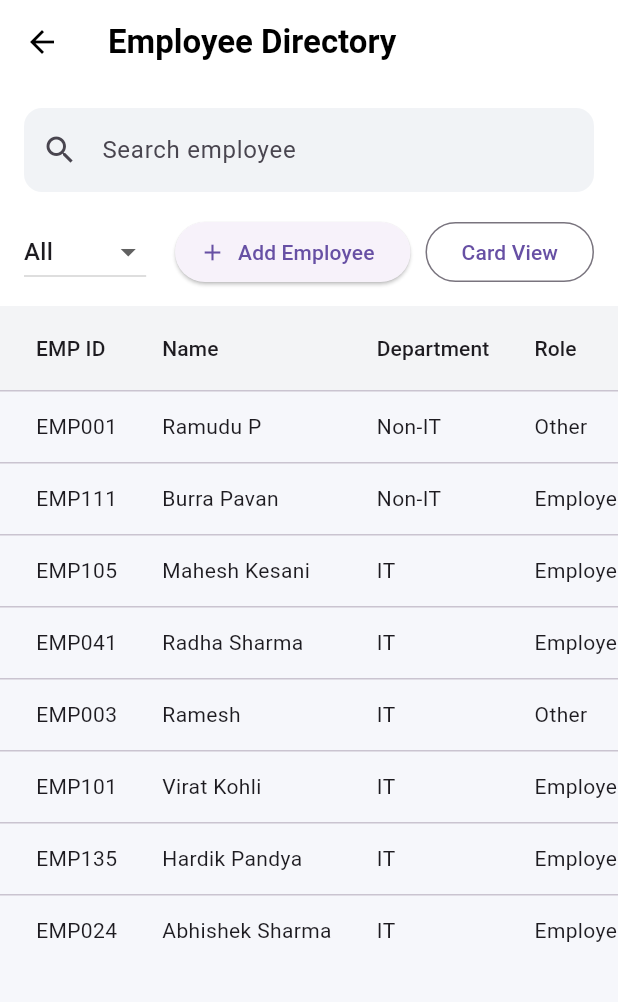
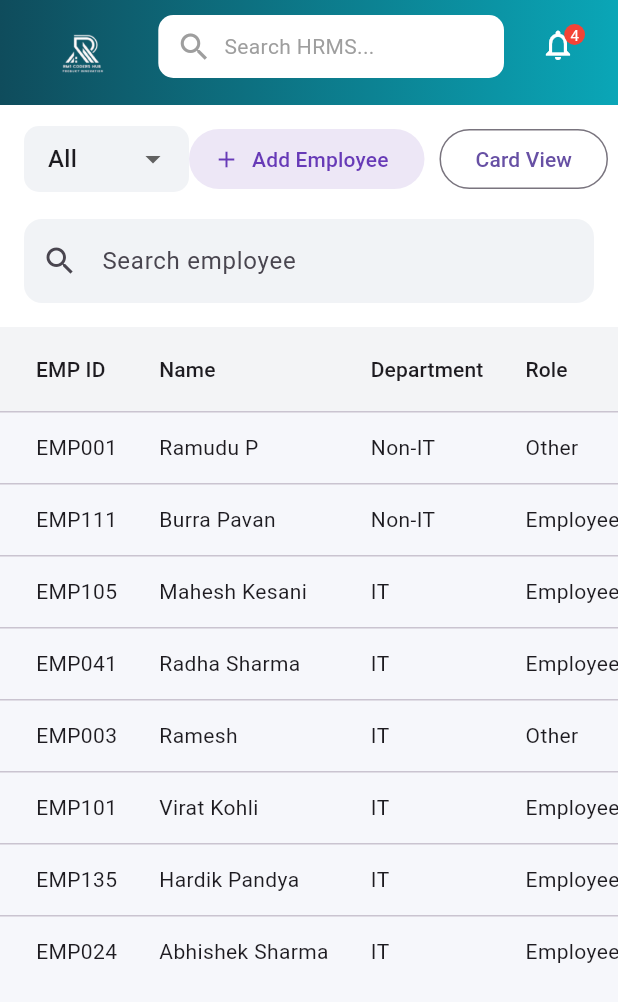
Before and after one commit to PROJECTSRM1/hrms_mobile_application, a Flutter app: the EmployeesScreen screen opened directly, after a tap on "Grid View", on a phone screen of 412 x 824 dp. Shown: the top 1002 px of the screen. Run offline on Flutter 3.47's test engine with Material 3 defaults, Android fonts, the phone set to English and light mode, and no system bars; our stand-ins replace shared_preferences; accounts and stored records are empty.

Commit message:
employees screen

```diff
--- a/lib/features/employees/employees_screen.dart
+++ b/lib/features/employees/employees_screen.dart
@@ -1,4 +1,5 @@
 import 'package:flutter/material.dart';
+import '../../common/widgets/hrms_app_bar.dart';
 
 class EmployeesScreen extends StatefulWidget {
   const EmployeesScreen({super.key});
@@ -11,7 +12,7 @@ class _EmployeesScreenState extends State<EmployeesScreen> {
   final TextEditingController _searchController = TextEditingController();
 
   String selectedFilter = "All";
-  bool isGridView = false; // toggle
+  bool isGridView = false;
 
   /// ================= STATIC DATA =================
   final List<Employee> employees = [
@@ -46,24 +47,82 @@ class _EmployeesScreenState extends State<EmployeesScreen> {
   Widget build(BuildContext context) {
     return Scaffold(
       backgroundColor: const Color(0xFFF6F7FB),
+      appBar: const HrmsAppBar(),
 
-      appBar: AppBar(
-        backgroundColor: Colors.white,
-        foregroundColor: Colors.black,
-        elevation: 0,
-        title: const Text(
-          "Employee Directory",
-          style: TextStyle(fontWeight: FontWeight.bold),
+      body: Column(
+        children: [
+          _buildControlsRow(),
+          _buildSearchBar(),
+
+          Expanded(
+            child: isGridView ? _buildTableView() : _buildListView(),
+          ),
+        ],
+      ),
+    );
+  }
+
+  /// =====================================================
+  /// CONTROLS ROW (FIXED DROPDOWN HERE)
+  /// =====================================================
+  Widget _buildControlsRow() {
+    return Container(
+      color: Colors.white,
+      padding: const EdgeInsets.fromLTRB(16, 12, 16, 8),
+      child: Row(
+        children: [
+
+          /// ✅ FIXED DROPDOWN (FormField version)
+          SizedBox(
+            width: 110,
+            child: DropdownButtonFormField<String>(
+              value: selectedFilter,
+              decoration: InputDecoration(
+                isDense: true,
+                contentPadding:
+                    const EdgeInsets.symmetric(horizontal: 12, vertical: 10),
+                filled: true,
+                fillColor: const Color(0xFFF1F3F6),
+                border: OutlineInputBorder(
+                  borderRadius: BorderRadius.circular(10),
+                  borderSide: BorderSide.none,
+                ),
+              ),
+              items: const [
+                DropdownMenuItem(value: "All", child: Text("All")),
+                DropdownMenuItem(value: "Active", child: Text("Active")),
+                DropdownMenuItem(value: "Inactive", child: Text("Inactive")),
+              ],
+              onChanged: (v) => setState(() => selectedFilter = v!),
             ),
           ),
 
-      body: Column(
-        children: [
-          _buildSearchBar(),
-          _buildControlsRow(),
+          const Spacer(),
 
-          Expanded(
-            child: isGridView ? _buildTableView() : _buildListView(),
+          ElevatedButton.icon(
+            onPressed: () {},
+            icon: const Icon(Icons.add),
+            label: const Text("Add Employee"),
+            style: ElevatedButton.styleFrom(
+              backgroundColor: const Color(0xFFEDE7F6),
+              foregroundColor: Colors.deepPurple,
+              elevation: 0,
+              shape: RoundedRectangleBorder(
+                borderRadius: BorderRadius.circular(20),
+              ),
+            ),
+          ),
+
+          const SizedBox(width: 10),
+
+          OutlinedButton(
+            onPressed: () => setState(() => isGridView = !isGridView),
+            style: OutlinedButton.styleFrom(
+              shape: RoundedRectangleBorder(
+                borderRadius: BorderRadius.circular(20),
+              ),
+            ),
+            child: Text(isGridView ? "Card View" : "Grid View"),
           ),
         ],
       ),
@@ -74,7 +133,7 @@ class _EmployeesScreenState extends State<EmployeesScreen> {
   Widget _buildSearchBar() {
     return Container(
       color: Colors.white,
-      padding: const EdgeInsets.all(16),
+      padding: const EdgeInsets.fromLTRB(16, 8, 16, 16),
       child: TextField(
         controller: _searchController,
         onChanged: (_) => setState(() {}),
@@ -92,43 +151,7 @@ class _EmployeesScreenState extends State<EmployeesScreen> {
     );
   }
 
-  /// ================= CONTROLS =================
-  Widget _buildControlsRow() {
-    return Container(
-      color: Colors.white,
-      padding: const EdgeInsets.fromLTRB(16, 0, 16, 12),
-      child: Row(
-        children: [
-          DropdownButton<String>(
-            value: selectedFilter,
-            items: const [
-              DropdownMenuItem(value: "All", child: Text("All")),
-              DropdownMenuItem(value: "Active", child: Text("Active")),
-              DropdownMenuItem(value: "Inactive", child: Text("Inactive")),
-            ],
-            onChanged: (v) => setState(() => selectedFilter = v!),
-          ),
-
-          const Spacer(),
-
-          ElevatedButton.icon(
-            onPressed: () {},
-            icon: const Icon(Icons.add),
-            label: const Text("Add Employee"),
-          ),
-
-          const SizedBox(width: 10),
-
-          OutlinedButton(
-            onPressed: () => setState(() => isGridView = !isGridView),
-            child: Text(isGridView ? "Card View" : "Grid View"),
-          ),
-        ],
-      ),
-    );
-  }
-
-  /// ================= LIST VIEW (CARDS) =================
+  /// ================= LIST VIEW =================
   Widget _buildListView() {
     return ListView.builder(
       padding: const EdgeInsets.all(16),
@@ -139,12 +162,12 @@ class _EmployeesScreenState extends State<EmployeesScreen> {
     );
   }
 
-  /// ================= GRID VIEW (TABLE LIKE WEB) =================
+  /// ================= GRID (TABLE) VIEW =================
   Widget _buildTableView() {
     return SingleChildScrollView(
       scrollDirection: Axis.horizontal,
       child: DataTable(
-        columnSpacing: 30,
+        columnSpacing: 28,
         headingRowColor:
             MaterialStateProperty.all(const Color(0xFFF3F4F6)),
         columns: const [
@@ -155,9 +178,8 @@ class _EmployeesScreenState extends State<EmployeesScreen> {
           DataColumn(label: Text("Phone")),
           DataColumn(label: Text("Status")),
         ],
-        rows: filteredEmployees
-            .map(
-              (e) => DataRow(cells: [
+        rows: filteredEmployees.map((e) {
+          return DataRow(cells: [
             DataCell(Text(e.empId)),
             DataCell(Text(e.name)),
             DataCell(Text(e.department)),
@@ -172,9 +194,8 @@ class _EmployeesScreenState extends State<EmployeesScreen> {
                 ),
               ),
             ),
-              ]),
-            )
-            .toList(),
+          ]);
+        }).toList(),
       ),
     );
   }
@@ -203,14 +224,22 @@ class EmployeeCard extends StatelessWidget {
   Widget build(BuildContext context) {
     return Card(
       margin: const EdgeInsets.only(bottom: 12),
+      shape: RoundedRectangleBorder(
+        borderRadius: BorderRadius.circular(14),
+      ),
       child: ListTile(
-        leading: const CircleAvatar(child: Icon(Icons.person)),
+        leading: const CircleAvatar(
+          backgroundColor: Color(0xFFE7E3FF),
+          child: Icon(Icons.person, color: Colors.deepPurple),
+        ),
         title: Text(employee.name),
         subtitle: Text("EMP ID: ${employee.empId}"),
         trailing: Text(
           employee.isActive ? "Active" : "Inactive",
           style: TextStyle(
-              color: employee.isActive ? Colors.green : Colors.red),
+            color: employee.isActive ? Colors.green : Colors.red,
+            fontWeight: FontWeight.w600,
+          ),
         ),
       ),
     );
```
Lines whose indentation alone changed are shown as unchanged.
